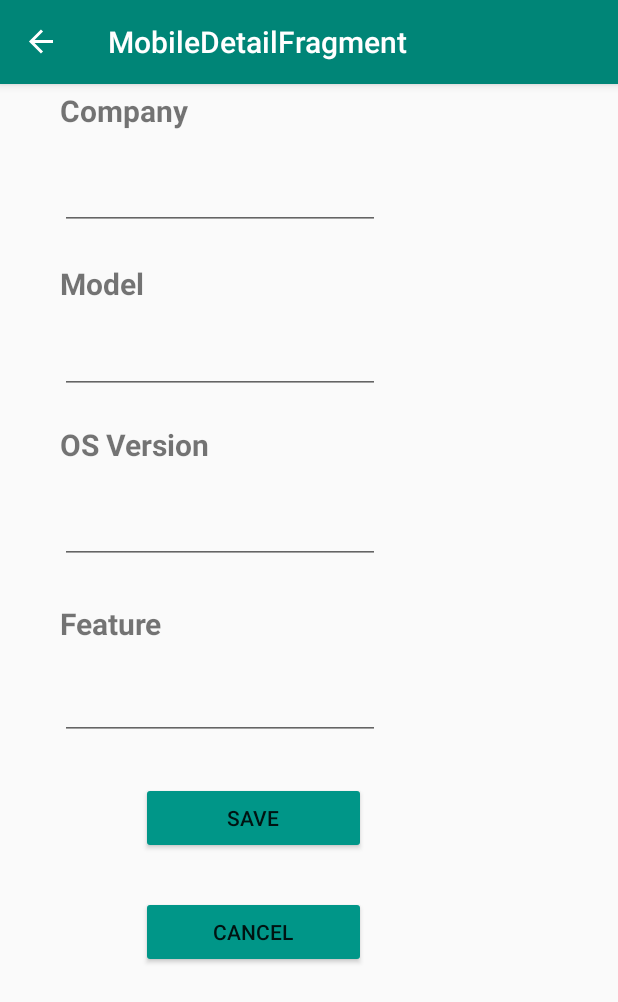
After one commit to anusri304/MobileStore, an Android app: the MobileDetailFragment screen opened through its navigation route, on a phone screen of 412 x 824 dp. The commit adds this screen. Shown: the top 1002 px of the screen. Run offline under Robolectric (Android 15) with nearby library versions, the phone set to English and light mode, and no system bars; our stand-ins replace Timber, data binding, navigation-ui.

Commit message:
Added Code for dynamic layout

```diff
--- a/app/src/main/java/com/udacity/mobilestore/MainActivity.kt
+++ b/app/src/main/java/com/udacity/mobilestore/MainActivity.kt
@@ -6,6 +6,7 @@ import androidx.appcompat.widget.Toolbar
 import androidx.databinding.DataBindingUtil
 import androidx.navigation.findNavController
 import androidx.navigation.ui.AppBarConfiguration
+import androidx.navigation.ui.NavigationUI
 import androidx.navigation.ui.setupWithNavController
 import com.udacity.mobilestore.databinding.ActivityMainBinding
 import com.udacity.mobilestore.databinding.FragmentLoginBinding
@@ -19,9 +20,16 @@ class MainActivity : AppCompatActivity() {
         binding = DataBindingUtil.setContentView<ActivityMainBinding>(this, R.layout.activity_main)
 
         val navController = this.findNavController(R.id.myNavHostFragment)
+        setSupportActionBar(findViewById(R.id.toolbar))
+        NavigationUI.setupActionBarWithNavController(this, navController)
         appBarConfiguration = AppBarConfiguration(navController.graph)
         findViewById<Toolbar>(R.id.toolbar)
             .setupWithNavController(navController, appBarConfiguration)
         Timber.plant(Timber.DebugTree())
     }
+
+    override fun onSupportNavigateUp(): Boolean {
+        val navController = this.findNavController(R.id.myNavHostFragment)
+        return NavigationUI.navigateUp(navController, appBarConfiguration)
+    }
 }
--- /dev/null
+++ b/app/src/main/java/com/udacity/mobilestore/MobileDetailFragment.kt
@@ -0,0 +1,71 @@
+package com.udacity.mobilestore
+
+import android.os.Bundle
+import androidx.fragment.app.Fragment
+import android.view.LayoutInflater
+import android.view.View
+import android.view.ViewGroup
+import androidx.databinding.DataBindingUtil
+import androidx.fragment.app.activityViewModels
+import androidx.lifecycle.Observer
+import androidx.lifecycle.ViewModelProvider
+import androidx.navigation.findNavController
+import com.udacity.mobilestore.databinding.FragmentMobileBinding
+import com.udacity.mobilestore.databinding.FragmentMobileDetailBinding
+
+// TODO: Rename parameter arguments, choose names that match
+// the fragment initialization parameters, e.g. ARG_ITEM_NUMBER
+private const val ARG_PARAM1 = "param1"
+private const val ARG_PARAM2 = "param2"
+
+/**
+ * A simple [Fragment] subclass.
+ * Use the [MobileDetailFragment.newInstance] factory method to
+ * create an instance of this fragment.
+ */
+class MobileDetailFragment : Fragment() {
+    private val binding by lazy {
+        FragmentMobileDetailBinding.inflate(layoutInflater)
+    }
+    private val viewModel: MobileViewModel by activityViewModels()
+
+    override fun onCreate(savedInstanceState: Bundle?) {
+        super.onCreate(savedInstanceState)
+
+    }
+
+    override fun onCreateView(
+        inflater: LayoutInflater, container: ViewGroup?,
+        savedInstanceState: Bundle?
+    ): View? {
+        binding.mobileViewModel = viewModel
+        binding.buttonSave.setOnClickListener {
+            viewModel.addUserMobile()
+            view?.findNavController()?.navigate(MobileDetailFragmentDirections.actionMobileDetailFragmentToMobileFragment())
+        }
+        return binding.root
+    }
+
+    override fun onViewCreated(view: View, savedInstanceState: Bundle?) {
+
+    }
+    companion object {
+        /**
+         * Use this factory method to create a new instance of
+         * this fragment using the provided parameters.
+         *
+         * @param param1 Parameter 1.
+         * @param param2 Parameter 2.
+         * @return A new instance of fragment MobileDetailFragment.
+         */
+        // TODO: Rename and change types and number of parameters
+        @JvmStatic
+        fun newInstance(param1: String, param2: String) =
+            MobileDetailFragment().apply {
+                arguments = Bundle().apply {
+                    putString(ARG_PARAM1, param1)
+                    putString(ARG_PARAM2, param2)
+                }
+            }
+    }
+}
--- a/app/src/main/java/com/udacity/mobilestore/MobileFragment.kt
+++ b/app/src/main/java/com/udacity/mobilestore/MobileFragment.kt
@@ -11,45 +11,31 @@ import android.widget.TextView
 import androidx.cardview.widget.CardView
 import androidx.databinding.DataBindingUtil
 import androidx.fragment.app.Fragment
+import androidx.fragment.app.activityViewModels
 import androidx.lifecycle.Observer
 import androidx.lifecycle.ViewModelProvider
+import androidx.navigation.findNavController
 import com.google.android.material.card.MaterialCardView
 import com.udacity.mobilestore.databinding.FragmentMobileBinding
 import com.udacity.mobilestore.models.Mobile
+import kotlinx.android.synthetic.main.fragment_login.*
 
 
 class MobileFragment : Fragment() {
-
-    companion object {
-        fun newInstance() = MobileFragment()
+    private val binding by lazy {
+        FragmentMobileBinding.inflate(layoutInflater)
     }
-
-    private lateinit var viewModel: MobileViewModel
-
-    lateinit var binding: FragmentMobileBinding
-
+    private val viewModel: MobileViewModel by activityViewModels()
     override fun onCreateView(
         inflater: LayoutInflater, container: ViewGroup?,
         savedInstanceState: Bundle?
     ): View? {
-        binding = DataBindingUtil.inflate(
-            inflater,
-            R.layout.fragment_mobile,
-            container,
-            false
-        )
-        viewModel = ViewModelProvider(this).get(MobileViewModel::class.java)
-        // Specify the current activity as the lifecycle owner of the binding. This is used so that
-        // the binding can observe LiveData updates
-        binding.setLifecycleOwner(this)
-
-
-        viewModel.mobiles.observe(viewLifecycleOwner, Observer { mobileList ->
-            println(mobileList.get(0))
-            for(mobile in mobileList) {
+        viewModel.mobiles.observe(viewLifecycleOwner) {
+            println(it.get(0))
+            for(mobile in it) {
                 initCardView(mobile)
             }
-        })
+        }
         return binding.root
     }
 
@@ -83,6 +69,10 @@ class MobileFragment : Fragment() {
     override fun onViewCreated(view: View, savedInstanceState: Bundle?) {
         super.onViewCreated(view, savedInstanceState)
 
+        binding.floatingActionButton.setOnClickListener{
+            view.findNavController().navigate(MobileFragmentDirections.actionMobileFragmentToMobileDetailFragment())
+        }
+
     }
 
 }
--- a/app/src/main/java/com/udacity/mobilestore/MobileViewModel.kt
+++ b/app/src/main/java/com/udacity/mobilestore/MobileViewModel.kt
@@ -8,23 +8,52 @@ import com.udacity.mobilestore.models.Mobile
 class MobileViewModel : ViewModel() {
     private val _mobiles = MutableLiveData<MutableList<Mobile>>()
     val mobiles: LiveData<MutableList<Mobile>>
-           get() = _mobiles
+        get() = _mobiles
+    var company = ""
+    var model = ""
+    var osVersion = ""
+    var feature = ""
+
     init {
-       initMobiles()
+        _mobiles.value=mutableListOf<Mobile>()
+        insertMockData()
     }
 
-    private fun initMobiles() {
-        var samsungA12Mobile = Mobile("Samsung","Galaxy A12","Android 10","Finger Print (side-mounted) ,accelerometer")
-        var samsungS10Mobile = Mobile("Samsung","Galaxy S10","Android 9","Barometer, heart rate, SpO2")
-        var ios13Mobile = Mobile("Apple","iPhone 13","iOS 15","Dual 12MP Ultra Wide and Wide cameras")
-        var samsungA50Mobile = Mobile("Samsung"," Galaxy A50","Android 9","Fingerprint (under display, optical),gyro, proximity, compass")
-        var iosMobile11 = Mobile("Apple ","iPhone 11"," iOS 13","Water resistant,Increased battery life")
-        var iosMobile7 = Mobile("Apple ","iPhone 7"," iOS 10.0.1","Fingerprint (front-mounted) ")
-        var lgMobileG8 = Mobile("LG ","G8 ThinQ"," Android 9","Face ID, Hand ID, fingerprint (rear-mounted)")
-        var oppoMobileA3 = Mobile("Oppo","A3s"," Android 8.1","Accelerometer, gyro, proximity, compass")
-        var nokiaG21 = Mobile("Nokia","G21"," Android 11","Fingerprint (side-mounted), accelerometer, proximity")
-        val mobileList = mutableListOf<Mobile>(samsungA12Mobile,samsungA50Mobile,samsungS10Mobile,ios13Mobile,iosMobile11,iosMobile7,lgMobileG8,oppoMobileA3,nokiaG21)
-       // mobiles.value?.let { mobileList.addAll(it) }
-        _mobiles.value= mobileList
+    fun insertMockData() {
+        addMobile(
+            "Samsung",
+            "Galaxy A12",
+            "Android 10",
+            "Finger Print (side-mounted) ,accelerometer"
+        )
+        addMobile("Samsung", "Galaxy S10", "Android 9", "Barometer, heart rate, SpO2")
+        addMobile("Apple", "iPhone 13", "iOS 15", "Dual 12MP Ultra Wide and Wide cameras")
+        addMobile(
+            "Samsung",
+            " Galaxy A50",
+            "Android 9",
+            "Fingerprint (under display, optical),gyro, proximity, compass"
+        )
+        addMobile("Apple ", "iPhone 11", " iOS 13", "Water resistant,Increased battery life")
+        addMobile("Apple ", "iPhone 7", " iOS 10.0.1", "Fingerprint (front-mounted) ")
+        addMobile("LG ", "G8 ThinQ", " Android 9", "Face ID, Hand ID, fingerprint (rear-mounted)")
+        addMobile("Oppo", "A3s", " Android 8.1", "Accelerometer, gyro, proximity, compass")
+        addMobile(
+            "Nokia",
+            "G21",
+            " Android 11",
+            "Fingerprint (side-mounted), accelerometer, proximity"
+        )
+    }
+
+    fun addMobile(company: String, model: String, osVersion: String, feature: String) {
+        var mobile = Mobile(company, model, osVersion, feature)
+        _mobiles.value?.add(mobile)
+        println(_mobiles.value)
+
+    }
+
+    fun addUserMobile() {
+       addMobile(company, model, osVersion, feature)
     }
 }
--- /dev/null
+++ b/app/src/main/java/com/udacity/mobilestore/models/Mobile.kt
@@ -0,0 +1,9 @@
+package com.udacity.mobilestore.models
+
+import android.os.Parcelable
+import kotlinx.android.parcel.Parcelize
+
+
+@Parcelize
+data class Mobile(var company: String,  var model: String, var osVersion: String,var feature: String):
+    Parcelable
--- a/app/src/main/java/com/udacity/mobilestore/models/Shoe.kt
+++ /dev/null
@@ -1,5 +0,0 @@
-package com.udacity.mobilestore.models
-
-
-
-data class Mobile(var company: String,  var model: String, var osVersion: String,var feature: String)
--- /dev/null
+++ b/app/src/main/res/layout/fragment_mobile_detail.xml
@@ -0,0 +1,151 @@
+<?xml version="1.0" encoding="utf-8"?>
+<layout  xmlns:android="http://schemas.android.com/apk/res/android"
+    xmlns:app="http://schemas.android.com/apk/res-auto"
+    xmlns:tools="http://schemas.android.com/tools">
+
+    <data>
+        <variable
+            name="mobileViewModel"
+            type="com.udacity.mobilestore.MobileViewModel" />
+    </data>
+<androidx.constraintlayout.widget.ConstraintLayout
+    android:layout_width="match_parent"
+    android:layout_height="match_parent"
+    android:backgroundTint="#009688">
+
+    <TextView
+        android:id="@+id/textViewCompany"
+        style="@style/txtView_Mobile_Detail"
+        android:layout_width="wrap_content"
+        android:layout_height="wrap_content"
+        android:layout_marginStart="40dp"
+        android:layout_marginTop="60dp"
+        android:text="Company"
+        app:layout_constraintStart_toStartOf="parent"
+        app:layout_constraintTop_toTopOf="parent" />
+
+    <EditText
+        android:id="@+id/editTextCompany"
+        android:layout_width="wrap_content"
+        android:layout_height="wrap_content"
+        android:layout_marginStart="40dp"
+        android:layout_marginTop="108dp"
+        android:layout_marginEnd="25dp"
+        android:ems="10"
+        android:inputType="textPersonName"
+        android:text="@={mobileViewModel.company}"
+        app:layout_constraintEnd_toEndOf="parent"
+        app:layout_constraintHorizontal_bias="0.0"
+        app:layout_constraintStart_toStartOf="parent"
+        app:layout_constraintTop_toTopOf="parent" />
+
+    <TextView
+        android:id="@+id/textViewModel"
+        style="@style/txtView_Mobile_Detail"
+        android:layout_width="wrap_content"
+        android:layout_height="wrap_content"
+        android:layout_marginStart="40dp"
+        android:layout_marginTop="88dp"
+        android:text="Model"
+        app:layout_constraintStart_toStartOf="parent"
+        app:layout_constraintTop_toBottomOf="@+id/textViewCompany" />
+
+    <EditText
+        android:id="@+id/editTextModel"
+        android:layout_width="wrap_content"
+        android:layout_height="wrap_content"
+        android:layout_marginStart="40dp"
+        android:layout_marginTop="64dp"
+        android:layout_marginEnd="25dp"
+        android:ems="10"
+        android:inputType="textPersonName"
+        android:text="@={mobileViewModel.model}"
+        app:layout_constraintEnd_toEndOf="parent"
+        app:layout_constraintHorizontal_bias="0.0"
+        app:layout_constraintStart_toStartOf="parent"
+        app:layout_constraintTop_toBottomOf="@+id/editTextCompany" />
+
+    <TextView
+        android:id="@+id/textViewOS"
+        style="@style/txtView_Mobile_Detail"
+        android:layout_width="wrap_content"
+        android:layout_height="wrap_content"
+        android:layout_marginStart="40dp"
+        android:layout_marginTop="80dp"
+        android:text="OS Version"
+        app:layout_constraintStart_toStartOf="parent"
+        app:layout_constraintTop_toBottomOf="@+id/textViewModel" />
+
+    <EditText
+        android:id="@+id/editTextOS"
+        android:layout_width="wrap_content"
+        android:layout_height="wrap_content"
+        android:layout_marginStart="40dp"
+        android:layout_marginTop="68dp"
+        android:layout_marginEnd="25dp"
+        android:ems="10"
+        android:inputType="textPersonName"
+        android:text="@={mobileViewModel.osVersion}"
+        app:layout_constraintEnd_toEndOf="parent"
+        app:layout_constraintHorizontal_bias="0.0"
+        app:layout_constraintStart_toStartOf="parent"
+        app:layout_constraintTop_toBottomOf="@+id/editTextModel" />
+
+    <TextView
+        android:id="@+id/textViewFeature"
+        style="@style/txtView_Mobile_Detail"
+        android:layout_width="wrap_content"
+        android:layout_height="wrap_content"
+        android:layout_marginStart="40dp"
+        android:layout_marginTop="92dp"
+        android:text="@string/strFeature"
+        app:layout_constraintStart_toStartOf="parent"
+        app:layout_constraintTop_toBottomOf="@+id/textViewOS" />
+
+    <EditText
+        android:id="@+id/editTextFeature"
+        android:layout_width="wrap_content"
+        android:layout_height="wrap_content"
+        android:layout_marginStart="40dp"
+        android:layout_marginTop="72dp"
+        android:layout_marginEnd="50dp"
+        android:ems="10"
+        android:inputType="textPersonName"
+        android:text="@={mobileViewModel.feature}"
+        app:layout_constraintEnd_toEndOf="parent"
+        app:layout_constraintHorizontal_bias="0.0"
+        app:layout_constraintStart_toStartOf="parent"
+        app:layout_constraintTop_toBottomOf="@+id/editTextOS" />
+
+    <Button
+        android:id="@+id/buttonSave"
+        android:layout_width="wrap_content"
+        android:layout_height="wrap_content"
+        android:layout_marginStart="150dp"
+        android:layout_marginTop="28dp"
+        android:layout_marginEnd="168dp"
+        android:width="150dp"
+        android:backgroundTint="#009688"
+        android:text="@string/btnSave"
+        app:layout_constraintEnd_toEndOf="parent"
+        app:layout_constraintHorizontal_bias="1.0"
+        app:layout_constraintStart_toStartOf="parent"
+        app:layout_constraintTop_toBottomOf="@+id/editTextFeature" />
+
+    <Button
+        android:id="@+id/buttonCancel"
+        android:layout_width="wrap_content"
+        android:layout_height="wrap_content"
+        android:layout_marginStart="150dp"
+        android:layout_marginTop="28dp"
+        android:layout_marginEnd="168dp"
+        android:width="150dp"
+        android:backgroundTint="#009688"
+        android:text="@string/btnCancel"
+        app:layout_constraintEnd_toEndOf="parent"
+        app:layout_constraintHorizontal_bias="1.0"
+        app:layout_constraintStart_toStartOf="parent"
+        app:layout_constraintTop_toBottomOf="@+id/buttonSave" />
+
+</androidx.constraintlayout.widget.ConstraintLayout>
+</layout>
--- a/app/src/main/res/navigation/main_navigation.xml
+++ b/app/src/main/res/navigation/main_navigation.xml
@@ -38,5 +38,17 @@
         android:id="@+id/mobileFragment"
         android:name="com.udacity.mobilestore.MobileFragment"
         android:label="@string/mobileList"
-        tools:layout="@layout/fragment_mobile" />
+        tools:layout="@layout/fragment_mobile" >
+        <action
+            android:id="@+id/action_mobileFragment_to_mobileDetailFragment"
+            app:destination="@id/mobileDetailFragment" />
+    </fragment>
+    <fragment
+        android:id="@+id/mobileDetailFragment"
+        android:name="com.udacity.mobilestore.MobileDetailFragment"
+        android:label="MobileDetailFragment" >
+        <action
+            android:id="@+id/action_mobileDetailFragment_to_mobileFragment"
+            app:destination="@id/mobileFragment" />
+    </fragment>
 </navigation>
--- a/app/src/main/res/values/dimens.xml
+++ b/app/src/main/res/values/dimens.xml
@@ -2,6 +2,6 @@
     <!-- Default screen margins, per the Android Design guidelines. -->
     <dimen name="fragment_horizontal_margin">16dp</dimen>
     <dimen name="fragment_vertical_margin">16dp</dimen>
-    <dimen name="font_size_login">18sp</dimen>
+    <dimen name="font_size_login">20sp</dimen>
     <dimen name="font_size_welcome">16sp</dimen>
 </resources>
--- a/app/src/main/res/values/strings.xml
+++ b/app/src/main/res/values/strings.xml
@@ -21,5 +21,8 @@
     <string name="strInstruction2">Click the \'+\' button in the Mobile List screen to add a new phone to the mobile list</string>
     <string name="strViewMobileList">View Mobile List</string>
     <string name="mobileList">Mobile List</string>
+    <string name="btnCancel">Cancel</string>
+    <string name="btnSave">Save</string>
+    <string name="strFeature">Feature</string>
 
 </resources>
--- a/app/src/main/res/values/styles.xml
+++ b/app/src/main/res/values/styles.xml
@@ -22,6 +22,11 @@
         <item name="android:textStyle">bold</item>
     </style>
 
+    <style name="txtView_Mobile_Detail">
+        <item name="android:textSize">@dimen/font_size_login</item>
+        <item name="android:textStyle">bold</item>
+    </style>
+
     <style name="txtView_Welcome">
         <item name="android:textSize">@dimen/font_size_welcome</item>
         <item name="android:fontFamily">sans-serif-black</item>
```
Also changed, not shown: 1 other file.
